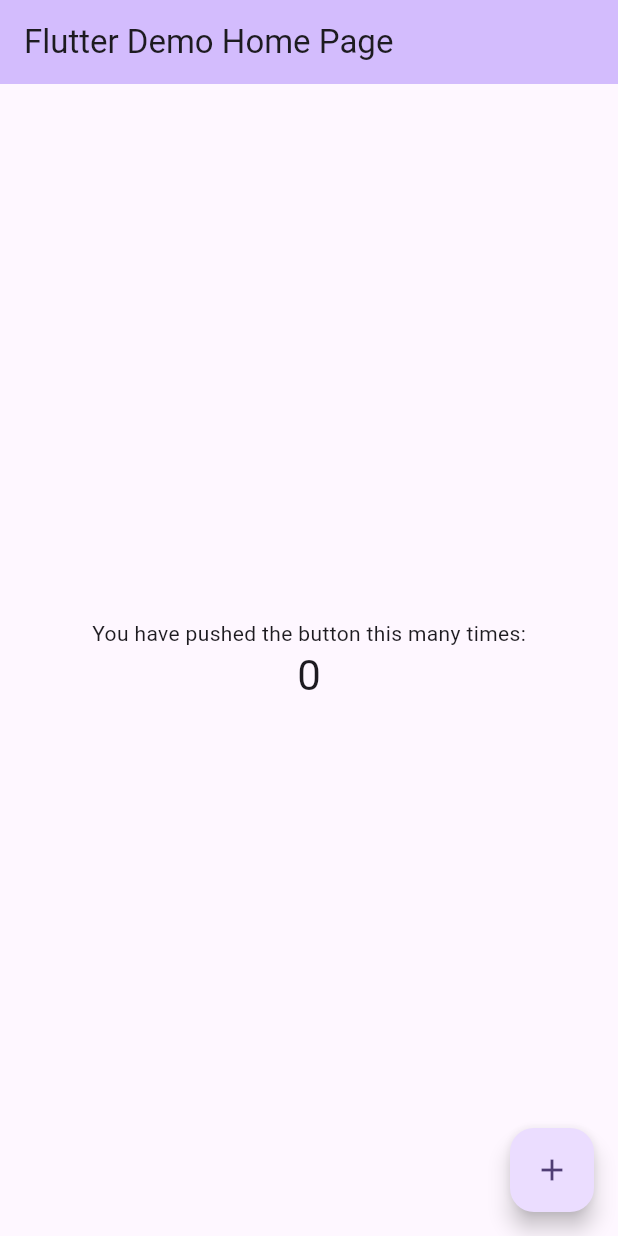
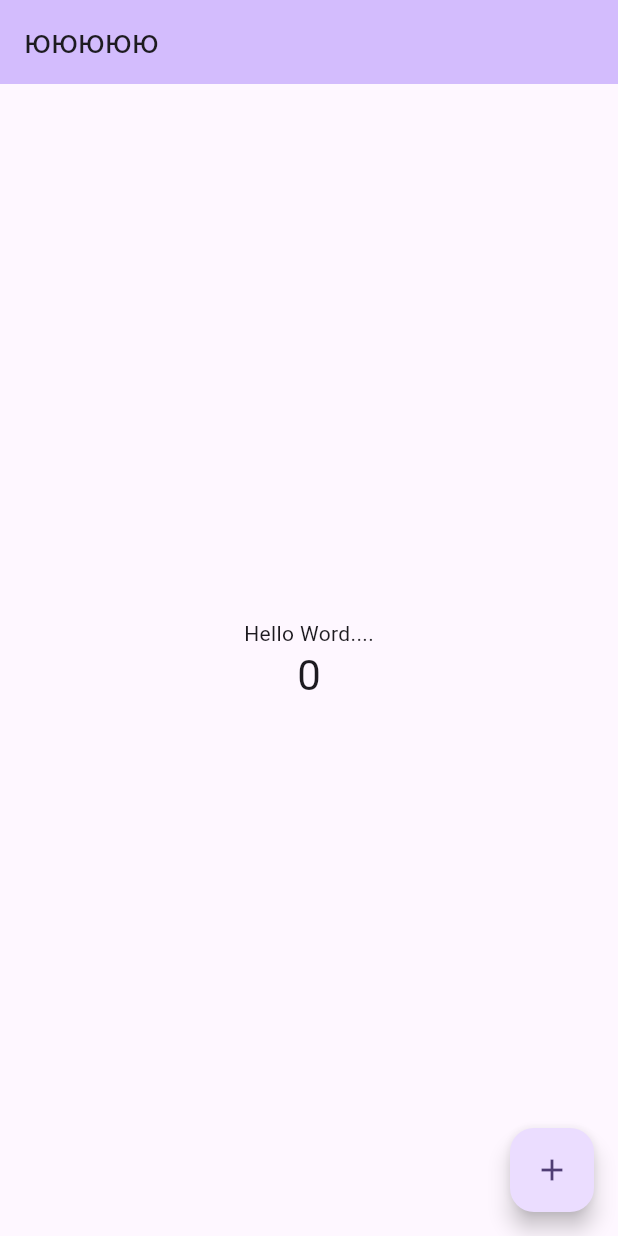
Before and after one commit to ToshevaDurdona/yangio, a Flutter app: the screen it shows after launch, on a phone screen of 412 x 824 dp. Run offline on Flutter 3.47's test engine with Material 3 defaults, Android fonts, the phone set to English and light mode, and no system bars.

Commit message:
Initial commit

```diff
--- a/lib/main.dart
+++ b/lib/main.dart
@@ -16,7 +16,7 @@ class MyApp extends StatelessWidget {
         colorScheme: ColorScheme.fromSeed(seedColor: Colors.deepPurple),
         useMaterial3: true,
       ),
-      home: const MyHomePage(title: 'Flutter Demo Home Page'),
+      home: const MyHomePage(title: 'ююююю'),
     );
   }
 }
@@ -54,7 +54,7 @@ class _MyHomePageState extends State<MyHomePage> {
           mainAxisAlignment: MainAxisAlignment.center,
           children: <Widget>[
             const Text(
-              'You have pushed the button this many times:',
+              'Hello Word....',
             ),
             Text(
               '$_counter',
```
